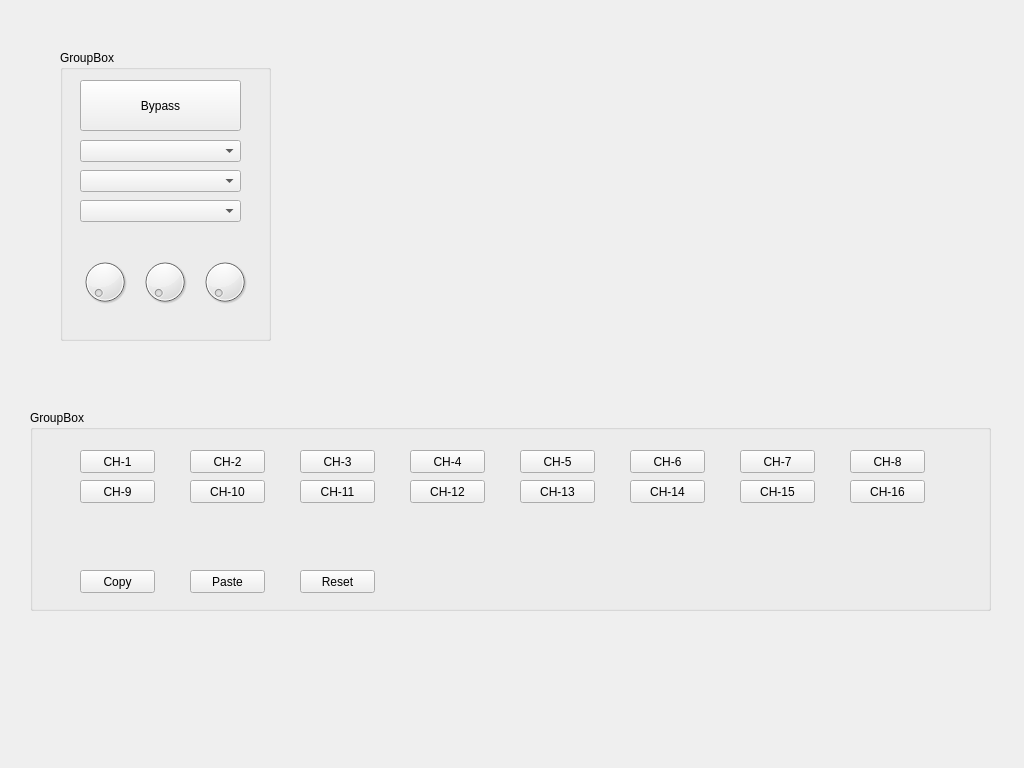
Before: the Qt Designer form ac1608/highpasswnd.ui in jpcstpj7281/gameseer, drawn with Qt 5.
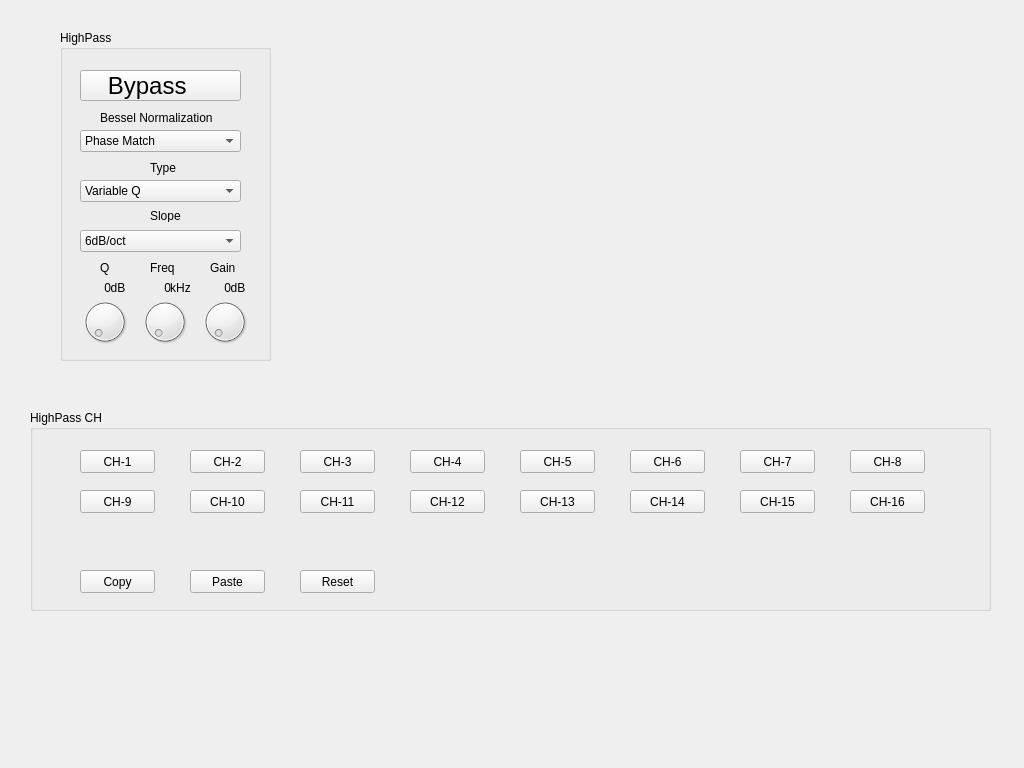
After: the same form once the commit is applied. Custom widgets are drawn as their Qt base class.

Commit message: fulfill highpasswnd peqwnd

The edit to the form file:
```diff
--- a/ac1608/highpasswnd.ui
+++ b/ac1608/highpasswnd.ui
@@ -23,29 +23,59 @@
    <property name="geometry">
     <rect>
      <x>60</x>
-     <y>50</y>
+     <y>30</y>
      <width>211</width>
-     <height>291</height>
+     <height>331</height>
     </rect>
    </property>
    <property name="title">
-    <string>GroupBox</string>
+    <string>HighPass</string>
    </property>
    <widget class="QDial" name="dial_3">
     <property name="geometry">
      <rect>
       <x>140</x>
-      <y>200</y>
+      <y>260</y>
       <width>50</width>
       <height>64</height>
      </rect>
     </property>
    </widget>
-   <widget class="QDial" name="dial">
+   <widget class="OIDDial" name="dial_1">
     <property name="geometry">
      <rect>
       <x>20</x>
+      <y>260</y>
+      <width>50</width>
+      <height>64</height>
+     </rect>
+    </property>
+   </widget>
+   <widget class="QComboBox" name="cbSlope">
+    <property name="geometry">
+     <rect>
+      <x>20</x>
       <y>200</y>
+      <width>161</width>
+      <height>22</height>
+     </rect>
+    </property>
+    <item>
+     <property name="text">
+      <string>6dB/oct</string>
+     </property>
+    </item>
+    <item>
+     <property name="text">
+      <string>12dB/oct</string>
+     </property>
+    </item>
+   </widget>
+   <widget class="OIDDial" name="dial_2">
+    <property name="geometry">
+     <rect>
+      <x>80</x>
+      <y>260</y>
       <width>50</width>
       <height>64</height>
      </rect>
@@ -60,48 +90,261 @@
       <height>22</height>
      </rect>
     </property>
+    <item>
+     <property name="text">
+      <string>Variable Q</string>
+     </property>
+    </item>
+    <item>
+     <property name="text">
+      <string>Butterworth</string>
+     </property>
+    </item>
+    <item>
+     <property name="text">
+      <string>Linkwiz-Riley</string>
+     </property>
+    </item>
+    <item>
+     <property name="text">
+      <string>Bessel</string>
+     </property>
+    </item>
    </widget>
-   <widget class="QDial" name="dial_2">
+   <widget class="QComboBox" name="cbBessel">
+    <property name="geometry">
+     <rect>
+      <x>20</x>
+      <y>100</y>
+      <width>161</width>
+      <height>22</height>
+     </rect>
+    </property>
+    <property name="layoutDirection">
+     <enum>Qt::LeftToRight</enum>
+    </property>
+    <item>
+     <property name="text">
+      <string>Phase Match</string>
+     </property>
+    </item>
+    <item>
+     <property name="text">
+      <string>Time Delay</string>
+     </property>
+    </item>
+    <item>
+     <property name="text">
+      <string>-3dB</string>
+     </property>
+    </item>
+    <item>
+     <property name="text">
+      <string>-6dB</string>
+     </property>
+    </item>
+    <item>
+     <property name="text">
+      <string>None</string>
+     </property>
+    </item>
+   </widget>
+   <widget class="OIDStatePushBtn" name="btnBypass">
+    <property name="geometry">
+     <rect>
+      <x>20</x>
+      <y>40</y>
+      <width>161</width>
+      <height>31</height>
+     </rect>
+    </property>
+    <property name="font">
+     <font>
+      <pointsize>18</pointsize>
+     </font>
+    </property>
+    <property name="layoutDirection">
+     <enum>Qt::LeftToRight</enum>
+    </property>
+    <property name="autoFillBackground">
+     <bool>false</bool>
+    </property>
+    <property name="text">
+     <string>Bypass    </string>
+    </property>
+   </widget>
+   <widget class="QLabel" name="label">
+    <property name="geometry">
+     <rect>
+      <x>40</x>
+      <y>80</y>
+      <width>141</width>
+      <height>16</height>
+     </rect>
+    </property>
+    <property name="text">
+     <string>Bessel Normalization</string>
+    </property>
+   </widget>
+   <widget class="QLabel" name="label_2">
+    <property name="geometry">
+     <rect>
+      <x>90</x>
+      <y>130</y>
+      <width>31</width>
+      <height>16</height>
+     </rect>
+    </property>
+    <property name="text">
+     <string>Type</string>
+    </property>
+   </widget>
+   <widget class="QLabel" name="label_3">
+    <property name="geometry">
+     <rect>
+      <x>90</x>
+      <y>180</y>
+      <width>54</width>
+      <height>12</height>
+     </rect>
+    </property>
+    <property name="text">
+     <string>Slope</string>
+    </property>
+   </widget>
+   <widget class="QLabel" name="label_4">
+    <property name="geometry">
+     <rect>
+      <x>40</x>
+      <y>230</y>
+      <width>31</width>
+      <height>16</height>
+     </rect>
+    </property>
+    <property name="text">
+     <string>Q</string>
+    </property>
+   </widget>
+   <widget class="QLabel" name="label_5">
+    <property name="geometry">
+     <rect>
+      <x>90</x>
+      <y>230</y>
+      <width>31</width>
+      <height>16</height>
+     </rect>
+    </property>
+    <property name="text">
+     <string>Freq</string>
+    </property>
+   </widget>
+   <widget class="QLabel" name="label_6">
+    <property name="geometry">
+     <rect>
+      <x>150</x>
+      <y>230</y>
+      <width>31</width>
+      <height>16</height>
+     </rect>
+    </property>
+    <property name="text">
+     <string>Gain</string>
+    </property>
+   </widget>
+   <widget class="QLabel" name="ls1">
+    <property name="geometry">
+     <rect>
+      <x>20</x>
+      <y>250</y>
+      <width>31</width>
+      <height>16</height>
+     </rect>
+    </property>
+    <property name="text">
+     <string>0</string>
+    </property>
+    <property name="alignment">
+     <set>Qt::AlignRight|Qt::AlignTrailing|Qt::AlignVCenter</set>
+    </property>
+   </widget>
+   <widget class="QLabel" name="ls22">
+    <property name="geometry">
+     <rect>
+      <x>50</x>
+      <y>250</y>
+      <width>16</width>
+      <height>16</height>
+     </rect>
+    </property>
+    <property name="text">
+     <string>dB</string>
+    </property>
+    <property name="alignment">
+     <set>Qt::AlignCenter</set>
+    </property>
+   </widget>
+   <widget class="QLabel" name="ls2">
     <property name="geometry">
      <rect>
       <x>80</x>
-      <y>200</y>
-      <width>50</width>
-      <height>64</height>
+      <y>250</y>
+      <width>31</width>
+      <height>16</height>
      </rect>
     </property>
+    <property name="text">
+     <string>0</string>
+    </property>
+    <property name="alignment">
+     <set>Qt::AlignRight|Qt::AlignTrailing|Qt::AlignVCenter</set>
+    </property>
    </widget>
-   <widget class="QComboBox" name="comboBox_2">
+   <widget class="QLabel" name="ls1_4">
     <property name="geometry">
      <rect>
-      <x>20</x>
-      <y>120</y>
-      <width>161</width>
-      <height>22</height>
+      <x>110</x>
+      <y>250</y>
+      <width>21</width>
+      <height>16</height>
      </rect>
     </property>
+    <property name="text">
+     <string>kHz</string>
+    </property>
+    <property name="alignment">
+     <set>Qt::AlignCenter</set>
+    </property>
    </widget>
-   <widget class="QComboBox" name="comboBox">
+   <widget class="QLabel" name="ls3">
     <property name="geometry">
      <rect>
-      <x>20</x>
-      <y>90</y>
-      <width>161</width>
-      <height>22</height>
+      <x>140</x>
+      <y>250</y>
+      <width>31</width>
+      <height>16</height>
      </rect>
     </property>
+    <property name="text">
+     <string>0</string>
+    </property>
+    <property name="alignment">
+     <set>Qt::AlignRight|Qt::AlignTrailing|Qt::AlignVCenter</set>
+    </property>
    </widget>
-   <widget class="QPushButton" name="pushButton">
+   <widget class="QLabel" name="ls1_6">
     <property name="geometry">
      <rect>
-      <x>20</x>
-      <y>30</y>
-      <width>161</width>
-      <height>51</height>
+      <x>170</x>
+      <y>250</y>
+      <width>16</width>
+      <height>16</height>
      </rect>
     </property>
     <property name="text">
-     <string>Bypass</string>
+     <string>dB</string>
+    </property>
+    <property name="alignment">
+     <set>Qt::AlignCenter</set>
     </property>
    </widget>
   </widget>
@@ -115,7 +358,7 @@
     </rect>
    </property>
    <property name="title">
-    <string>GroupBox</string>
+    <string>HighPass CH</string>
    </property>
    <widget class="QPushButton" name="pushButton_2">
     <property name="geometry">
@@ -134,7 +377,7 @@
     <property name="geometry">
      <rect>
       <x>50</x>
-      <y>70</y>
+      <y>80</y>
       <width>75</width>
       <height>23</height>
      </rect>
@@ -160,7 +403,7 @@
     <property name="geometry">
      <rect>
       <x>160</x>
-      <y>70</y>
+      <y>80</y>
       <width>75</width>
       <height>23</height>
      </rect>
@@ -186,7 +429,7 @@
     <property name="geometry">
      <rect>
       <x>270</x>
-      <y>70</y>
+      <y>80</y>
       <width>75</width>
       <height>23</height>
      </rect>
@@ -212,7 +455,7 @@
     <property name="geometry">
      <rect>
       <x>380</x>
-      <y>70</y>
+      <y>80</y>
       <width>75</width>
       <height>23</height>
      </rect>
@@ -238,7 +481,7 @@
     <property name="geometry">
      <rect>
       <x>490</x>
-      <y>70</y>
+      <y>80</y>
       <width>75</width>
       <height>23</height>
      </rect>
@@ -264,7 +507,7 @@
     <property name="geometry">
      <rect>
       <x>600</x>
-      <y>70</y>
+      <y>80</y>
       <width>75</width>
       <height>23</height>
      </rect>
@@ -290,7 +533,7 @@
     <property name="geometry">
      <rect>
       <x>710</x>
-      <y>70</y>
+      <y>80</y>
       <width>75</width>
       <height>23</height>
      </rect>
@@ -316,7 +559,7 @@
     <property name="geometry">
      <rect>
       <x>820</x>
-      <y>70</y>
+      <y>80</y>
       <width>75</width>
       <height>23</height>
      </rect>
@@ -376,6 +619,18 @@
    </property>
   </widget>
  </widget>
+ <customwidgets>
+  <customwidget>
+   <class>OIDStatePushBtn</class>
+   <extends>QPushButton</extends>
+   <header>oidpushbtn.h</header>
+  </customwidget>
+  <customwidget>
+   <class>OIDDial</class>
+   <extends>QDial</extends>
+   <header>oiddial.h</header>
+  </customwidget>
+ </customwidgets>
  <resources/>
  <connections/>
 </ui>
```
Left out of the diff: 42 changed lines with no effect on the pictures. The commit also changes 6 other files.
